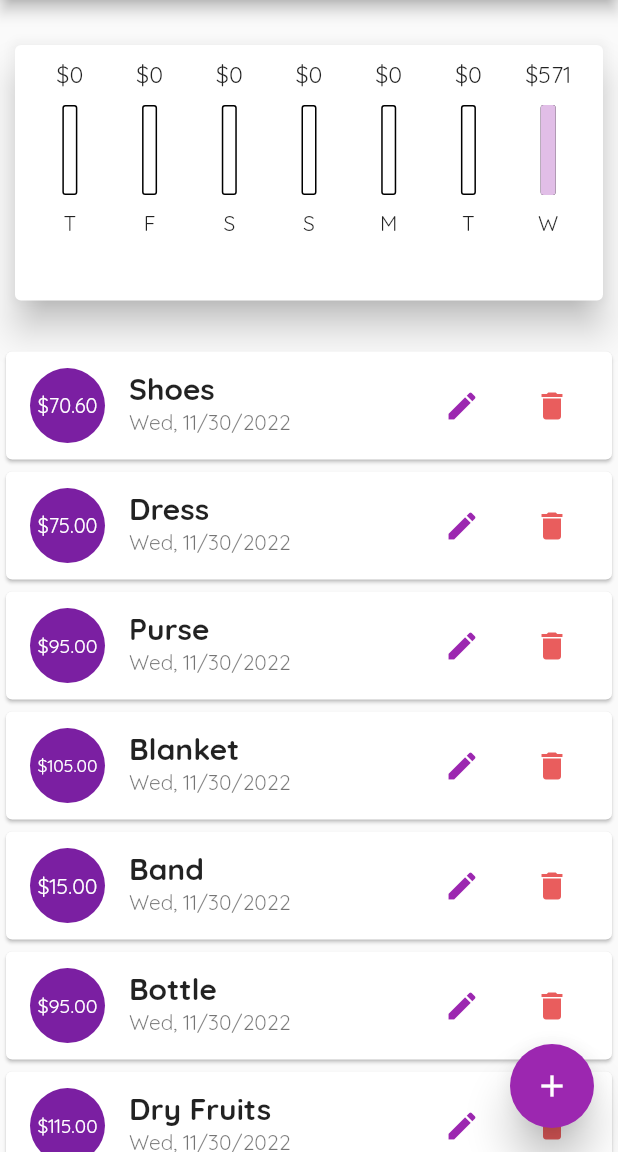
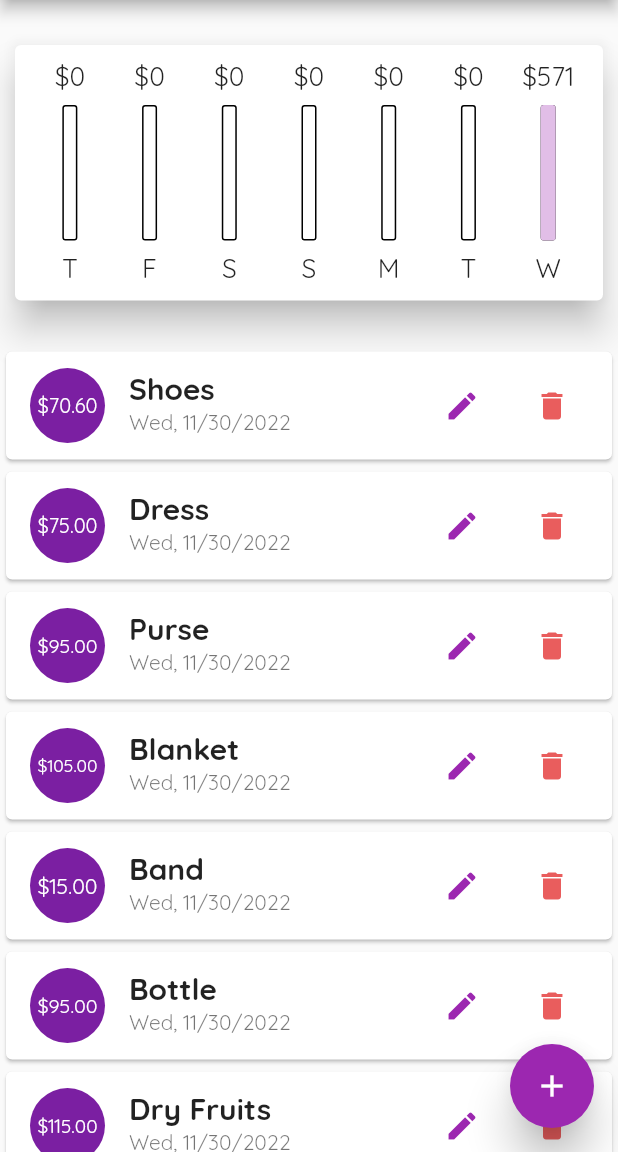
Before and after one commit to nayyyhaa/flutter-expense-app, a Flutter app: the screen it shows after launch, on a phone screen of 412 x 824 dp, the part 84-1236 px from its top. Run offline on Flutter 3.47's test engine with Material 2 defaults, Android fonts, the phone set to English and light mode, and no system bars.

Commit message:
style: responsive height vis LayoutBuilder

```diff
--- a/lib/widgets/chart_bar.dart
+++ b/lib/widgets/chart_bar.dart
@@ -13,18 +13,19 @@ class ChartBar extends StatelessWidget {
 
   @override
   Widget build(BuildContext context) {
+    return LayoutBuilder(builder: (BuildContext ctx, constraint) {
       return Column(
         children: <Widget>[
           Container(
-            height: 20,
+              height: constraint.maxHeight * 0.15,
               child: FittedBox(
                 child: Text('\$${sprendingAmt.toStringAsFixed(0)}'),
               )),
           SizedBox(
-          height: 10,
+            height: constraint.maxHeight * 0.05,
           ),
           Container(
-          height: 60,
+            height: constraint.maxHeight * 0.6,
             width: 10,
             child: Stack(children: [
               Container(
@@ -43,10 +44,14 @@ class ChartBar extends StatelessWidget {
             ]),
           ),
           SizedBox(
-          height: 10,
+            height: constraint.maxHeight * 0.05,
           ),
-        Text(label)
+          Container(
+            child: FittedBox(child: Text(label)),
+            height: constraint.maxHeight * 0.15,
+          )
         ],
       );
+    });
   }
 }
```
Lines whose indentation alone changed are shown as unchanged.
